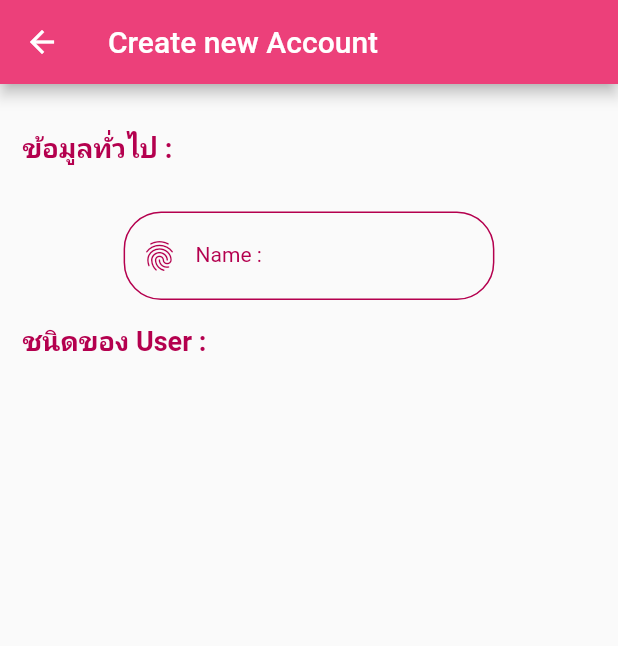
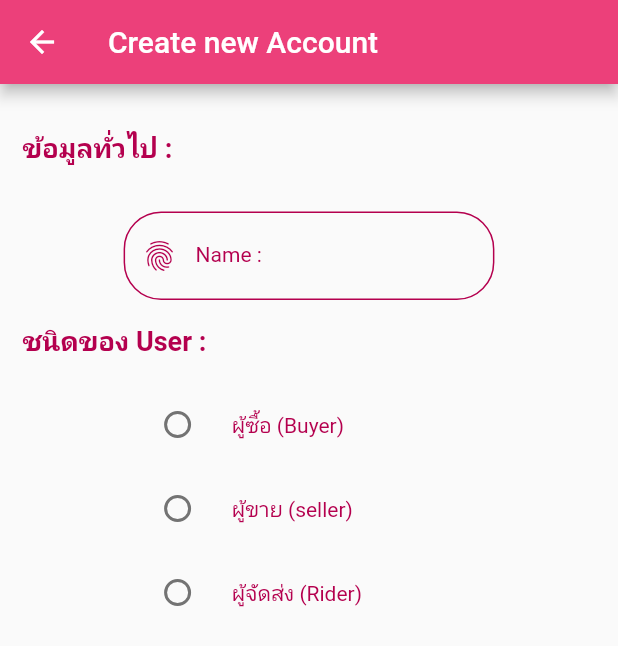
Before and after one commit to Wintech-thekop/PichiiMall, a Flutter app: the CreateAccount screen opened by its route, on a phone screen of 412 x 824 dp. Shown: the top 646 px of the screen. Run offline on Flutter 3.47's test engine with Material 2 defaults, Android fonts, the phone set to English and light mode, and no system bars.

Commit message:
EP12.2 การใช้งาน RadioListtile

```diff
--- a/lib/state/authen.dart
+++ b/lib/state/authen.dart
@@ -50,7 +50,7 @@ class _AuthenState extends State<Authen> {
               Navigator.pushNamed(context, MyConstant.routeCreateAccount),
           child: Text(
             'Create Account',
-            style: MyConstant().h2Style(),
+            style: MyConstant().h1Style(),
           ),
         ),
       ],
--- a/lib/state/create_account.dart
+++ b/lib/state/create_account.dart
@@ -10,6 +10,8 @@ class CreateAccount extends StatefulWidget {
 }
 
 class _CreateAccountState extends State<CreateAccount> {
+  String? typeUser;
+
   @override
   Widget build(BuildContext context) {
     double size =
@@ -25,8 +27,83 @@ class _CreateAccountState extends State<CreateAccount> {
           buildTitle('ข้อมูลทั่วไป :'),
           buildName(size),
           buildTitle('ชนิดของ User :'),
+          buildRadioBuyer(size),
+          buildRadioSeller(size),
+          buildRadioRider(size),
         ],
       ),
+    );
+  }
+
+  Row buildRadioBuyer(double size) {
+    return Row(
+      mainAxisAlignment: MainAxisAlignment.center,
+      children: [
+        Container(
+          width: size * 0.6,
+          child: RadioListTile(
+            value: 'buyer',
+            groupValue: typeUser,
+            onChanged: (value) {
+              setState(() {
+                typeUser = value as String?;
+              });
+            },
+            title: ShowTitle(
+              title: 'ผู้ซื้อ (Buyer)',
+              textStyle: MyConstant().h3Style(),
+            ),
+          ),
+        ),
+      ],
+    );
+  }
+
+  Row buildRadioSeller(double size) {
+    return Row(
+      mainAxisAlignment: MainAxisAlignment.center,
+      children: [
+        Container(
+          width: size * 0.6,
+          child: RadioListTile(
+            value: 'seller',
+            groupValue: typeUser,
+            onChanged: (value) {
+              setState(() {
+                typeUser = value as String?;
+              });
+            },
+            title: ShowTitle(
+              title: 'ผู้ขาย (seller)',
+              textStyle: MyConstant().h3Style(),
+            ),
+          ),
+        ),
+      ],
+    );
+  }
+
+  Row buildRadioRider(double size) {
+    return Row(
+      mainAxisAlignment: MainAxisAlignment.center,
+      children: [
+        Container(
+          width: size * 0.6,
+          child: RadioListTile(
+            value: 'rider',
+            groupValue: typeUser,
+            onChanged: (value) {
+              setState(() {
+                typeUser = value as String?;
+              });
+            },
+            title: ShowTitle(
+              title: 'ผู้จัดส่ง (Rider)',
+              textStyle: MyConstant().h3Style(),
+            ),
+          ),
+        ),
+      ],
     );
   }
 
```
